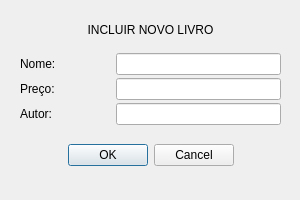
Old version of the form incluirlivro.ui in the repository ErikaFernanda/Loja.
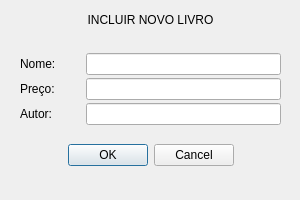
New version of the form.

Commit message: Ajustando interface

```diff
--- a/incluirlivro.ui
+++ b/incluirlivro.ui
@@ -42,7 +42,7 @@
    <property name="geometry">
     <rect>
      <x>10</x>
-     <y>20</y>
+     <y>10</y>
      <width>281</width>
      <height>20</height>
     </rect>
@@ -65,7 +65,7 @@
    </property>
    <layout class="QGridLayout" name="gridLayout">
     <property name="horizontalSpacing">
-     <number>60</number>
+     <number>30</number>
     </property>
     <property name="verticalSpacing">
      <number>0</number>
```
The commit also changes 3 other files.
